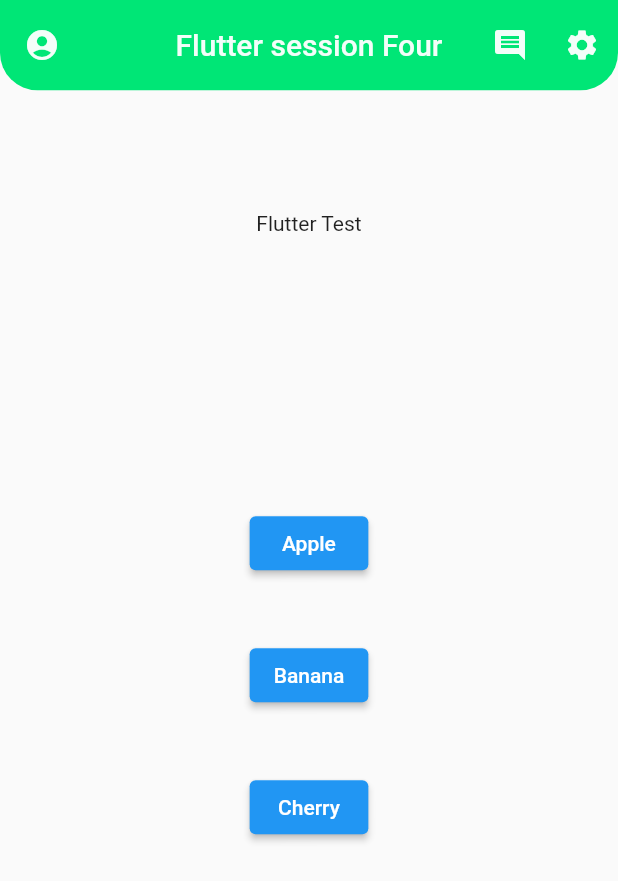
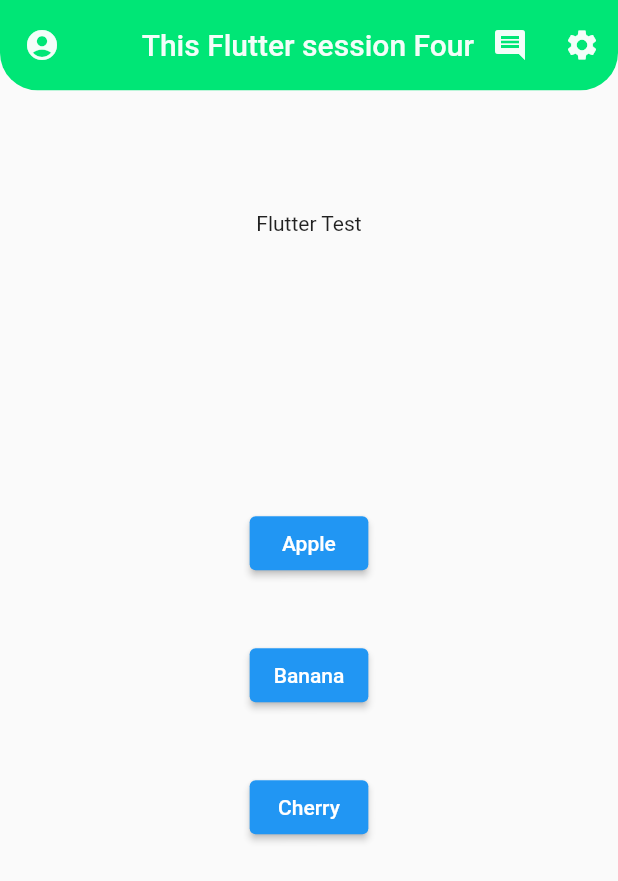
Before and after one commit to hebamahdy/ffour, a Flutter app: the screen it shows after launch, on a phone screen of 412 x 824 dp. Shown: the top 881 px of the screen. Run offline on Flutter 3.47's test engine with Material 2 defaults, Android fonts, the phone set to English and light mode, and no system bars.

Commit message:
Initial commit this session four flutter task

```diff
--- a/lib/main.dart
+++ b/lib/main.dart
@@ -10,7 +10,7 @@ void main() {
         automaticallyImplyLeading: false,
         // simple as that!
 
-        title: const Text("Flutter session Four"),
+        title: const Text("This Flutter session Four"),
         titleSpacing: 00.0,
         centerTitle: true,
         toolbarHeight: 60.2,
```
